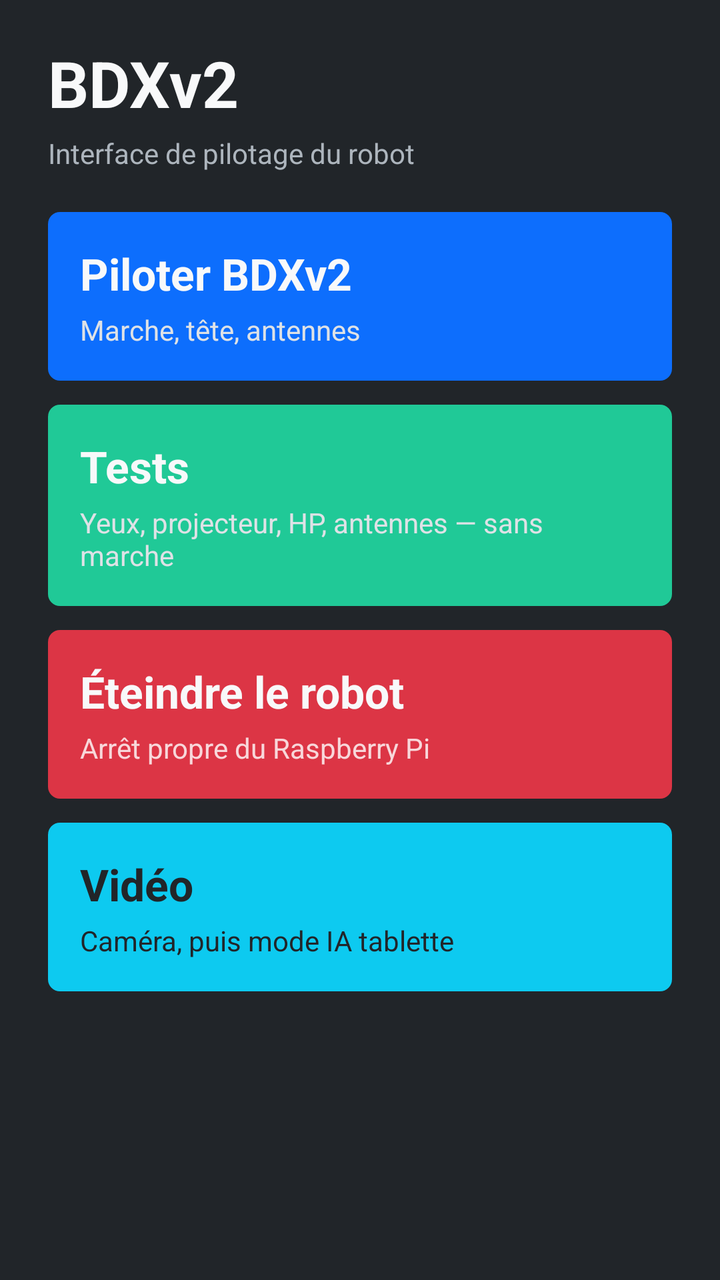
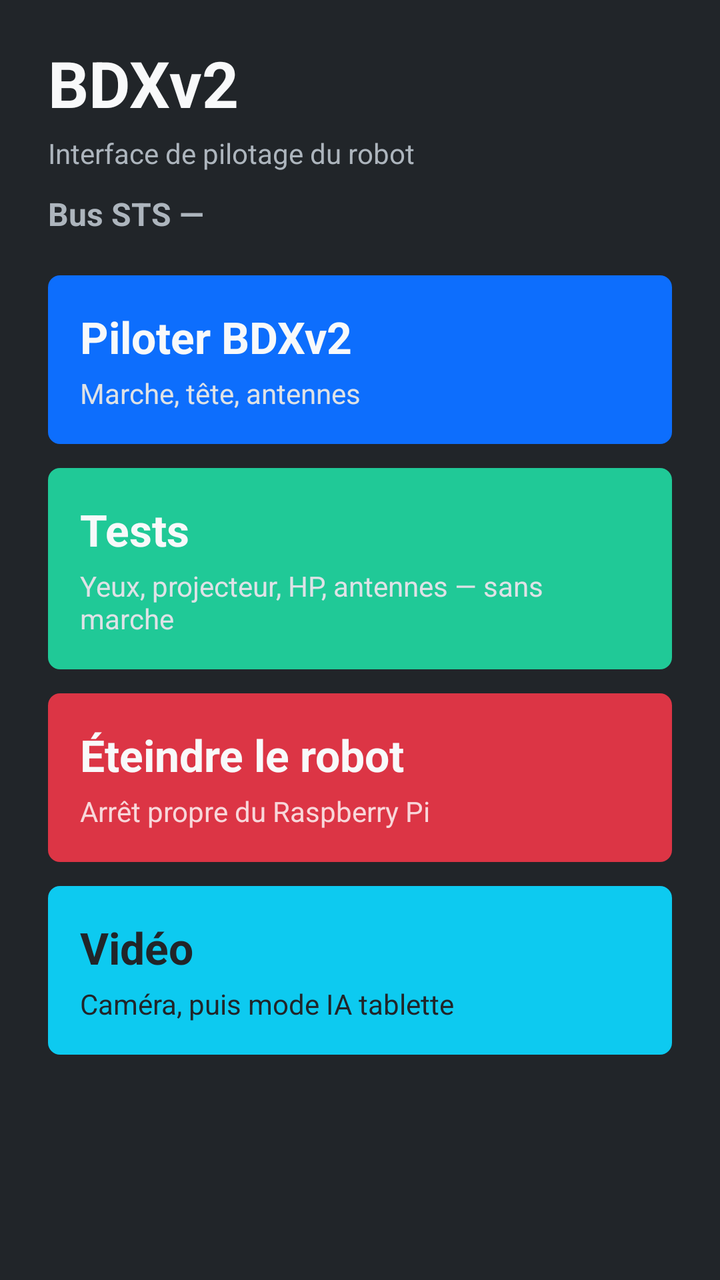

Compare the two renders of this Android layout. The source of the first and the diff that turns it into the second are given below.
<!-- AndroidManifest.xml: application theme AppTheme -->
<!-- res/layout/screen_home.xml -->
<?xml version="1.0" encoding="utf-8"?>
<LinearLayout xmlns:android="http://schemas.android.com/apk/res/android"
    android:layout_width="match_parent"
    android:layout_height="match_parent"
    android:background="@color/bs_dark"
    android:orientation="vertical"
    android:paddingStart="24dp"
    android:paddingEnd="24dp"
    android:paddingTop="20dp"
    android:paddingBottom="20dp">

    <LinearLayout
        android:layout_width="wrap_content"
        android:layout_height="wrap_content"
        android:gravity="bottom"
        android:orientation="horizontal">

        <TextView
            android:layout_width="wrap_content"
            android:layout_height="wrap_content"
            android:text="BDXv2"
            android:textColor="@color/bs_light"
            android:textSize="32sp"
            android:textStyle="bold" />

        <TextView
            android:id="@+id/home_version"
            android:layout_width="wrap_content"
            android:layout_height="wrap_content"
            android:layout_marginStart="10dp"
            android:layout_marginBottom="4dp"
            android:textColor="@color/bs_muted"
            android:textSize="14sp" />
    </LinearLayout>

    <TextView
        android:layout_width="match_parent"
        android:layout_height="wrap_content"
        android:layout_marginTop="4dp"
        android:text="Interface de pilotage du robot"
        android:textColor="@color/bs_muted"
        android:textSize="14sp" />

    <ScrollView
        android:layout_width="match_parent"
        android:layout_height="0dp"
        android:layout_marginTop="20dp"
        android:layout_weight="1">

        <LinearLayout
            android:layout_width="match_parent"
            android:layout_height="wrap_content"
            android:orientation="vertical">

            <LinearLayout
                android:id="@+id/home_pilot"
                android:layout_width="match_parent"
                android:layout_height="wrap_content"
                android:background="@drawable/btn_flat_blue"
                android:clickable="true"
                android:focusable="true"
                android:orientation="vertical"
                android:padding="16dp">

                <TextView
                    android:layout_width="wrap_content"
                    android:layout_height="wrap_content"
                    android:text="Piloter BDXv2"
                    android:textColor="@color/bs_light"
                    android:textSize="22sp"
                    android:textStyle="bold" />

                <TextView
                    android:layout_width="wrap_content"
                    android:layout_height="wrap_content"
                    android:layout_marginTop="4dp"
                    android:text="Marche, tête, antennes"
                    android:textColor="#DEE2E6"
                    android:textSize="14sp" />
            </LinearLayout>

            <LinearLayout
                android:id="@+id/home_tests"
                android:layout_width="match_parent"
                android:layout_height="wrap_content"
                android:layout_marginTop="12dp"
                android:background="@drawable/btn_flat_teal"
                android:clickable="true"
                android:focusable="true"
                android:orientation="vertical"
                android:padding="16dp">

                <TextView
                    android:layout_width="wrap_content"
                    android:layout_height="wrap_content"
                    android:text="Tests"
                    android:textColor="@color/bs_light"
                    android:textSize="22sp"
                    android:textStyle="bold" />

                <TextView
                    android:layout_width="wrap_content"
                    android:layout_height="wrap_content"
                    android:layout_marginTop="4dp"
                    android:text="Yeux, projecteur, HP, antennes — sans marche"
                    android:textColor="#DEE2E6"
                    android:textSize="14sp" />
            </LinearLayout>

            <LinearLayout
                android:id="@+id/home_shutdown"
                android:layout_width="match_parent"
                android:layout_height="wrap_content"
                android:layout_marginTop="12dp"
                android:background="@drawable/btn_flat_red"
                android:clickable="true"
                android:focusable="true"
                android:orientation="vertical"
                android:padding="16dp">

                <TextView
                    android:layout_width="wrap_content"
                    android:layout_height="wrap_content"
                    android:text="Éteindre le robot"
                    android:textColor="@color/bs_light"
                    android:textSize="22sp"
                    android:textStyle="bold" />

                <TextView
                    android:layout_width="wrap_content"
                    android:layout_height="wrap_content"
                    android:layout_marginTop="4dp"
                    android:text="Arrêt propre du Raspberry Pi"
                    android:textColor="#F8D7DA"
                    android:textSize="14sp" />
            </LinearLayout>

            <LinearLayout
                android:id="@+id/home_video"
                android:layout_width="match_parent"
                android:layout_height="wrap_content"
                android:layout_marginTop="12dp"
                android:background="@drawable/btn_flat_cyan"
                android:clickable="true"
                android:focusable="true"
                android:orientation="vertical"
                android:padding="16dp">

                <TextView
                    android:layout_width="wrap_content"
                    android:layout_height="wrap_content"
                    android:text="Vidéo"
                    android:textColor="#212529"
                    android:textSize="22sp"
                    android:textStyle="bold" />

                <TextView
                    android:layout_width="wrap_content"
                    android:layout_height="wrap_content"
                    android:layout_marginTop="4dp"
                    android:text="Caméra, puis mode IA tablette"
                    android:textColor="#212529"
                    android:textSize="14sp" />
            </LinearLayout>
        </LinearLayout>
    </ScrollView>
</LinearLayout>
<!-- resources referenced by this layout -->
<resources>
  <color name="bs_dark">#212529</color>
  <color name="bs_light">#F8F9FA</color>
  <color name="bs_muted">#ADB5BD</color>
  <!-- drawable btn_flat_blue (drawable) -->
  <?xml version="1.0" encoding="utf-8"?>
  <selector xmlns:android="http://schemas.android.com/apk/res/android">
      <item android:state_pressed="true">
          <shape android:shape="rectangle">
              <solid android:color="@color/bs_blue_press" />
              <corners android:radius="6dp" />
          </shape>
      </item>
      <item>
          <shape android:shape="rectangle">
              <solid android:color="@color/bs_blue" />
              <corners android:radius="6dp" />
          </shape>
      </item>
  </selector>
  <!-- drawable btn_flat_cyan (drawable) -->
  <?xml version="1.0" encoding="utf-8"?>
  <selector xmlns:android="http://schemas.android.com/apk/res/android">
      <item android:state_pressed="true">
          <shape android:shape="rectangle">
              <solid android:color="@color/bs_cyan_press" />
              <corners android:radius="6dp" />
          </shape>
      </item>
      <item>
          <shape android:shape="rectangle">
              <solid android:color="@color/bs_cyan" />
              <corners android:radius="6dp" />
          </shape>
      </item>
  </selector>
  <!-- drawable btn_flat_red (drawable) -->
  <?xml version="1.0" encoding="utf-8"?>
  <selector xmlns:android="http://schemas.android.com/apk/res/android">
      <item android:state_pressed="true">
          <shape android:shape="rectangle">
              <solid android:color="@color/bs_red_press" />
              <corners android:radius="6dp" />
          </shape>
      </item>
      <item>
          <shape android:shape="rectangle">
              <solid android:color="@color/bs_red" />
              <corners android:radius="6dp" />
          </shape>
      </item>
  </selector>
  <!-- drawable btn_flat_teal (drawable) -->
  <?xml version="1.0" encoding="utf-8"?>
  <selector xmlns:android="http://schemas.android.com/apk/res/android">
      <item android:state_pressed="true">
          <shape android:shape="rectangle">
              <solid android:color="@color/bs_teal_press" />
              <corners android:radius="6dp" />
          </shape>
      </item>
      <item>
          <shape android:shape="rectangle">
              <solid android:color="@color/bs_teal" />
              <corners android:radius="6dp" />
          </shape>
      </item>
  </selector>
  <style name="AppTheme" parent="Theme.AppCompat.Light.DarkActionBar">
          <item name="colorPrimary">@color/colorPrimary</item>
          <item name="colorPrimaryDark">@color/colorPrimaryDark</item>
          <item name="colorAccent">@color/colorAccent</item>
      </style>
  <color name="bs_blue_press">#0B5ED7</color>
  <color name="bs_blue">#0D6EFD</color>
  <color name="bs_cyan_press">#3DD5F3</color>
  <color name="bs_cyan">#0DCAF0</color>
  <color name="bs_red_press">#BB2D3B</color>
  <color name="bs_red">#DC3545</color>
  <color name="bs_teal_press">#1AA179</color>
  <color name="bs_teal">#20C997</color>
  <color name="colorPrimary">#0D6EFD</color>
  <color name="colorPrimaryDark">#212529</color>
  <color name="colorAccent">#0DCAF0</color>
</resources>

<!-- the commit's change to res/layout/screen_home.xml (unified diff, before → after) -->
@@ -40,6 +40,16 @@
         android:text="Interface de pilotage du robot"
         android:textColor="@color/bs_muted"
         android:textSize="14sp" />
+
+    <TextView
+        android:id="@+id/home_sts"
+        android:layout_width="match_parent"
+        android:layout_height="wrap_content"
+        android:layout_marginTop="10dp"
+        android:text="Bus STS —"
+        android:textColor="@color/bs_muted"
+        android:textSize="16sp"
+        android:textStyle="bold" />
 
     <ScrollView
         android:layout_width="match_parent"
